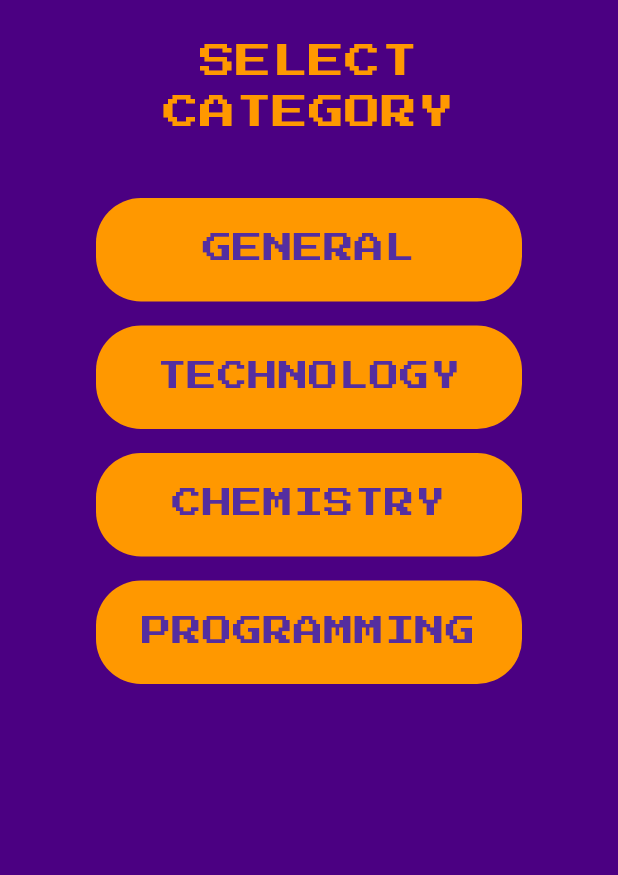
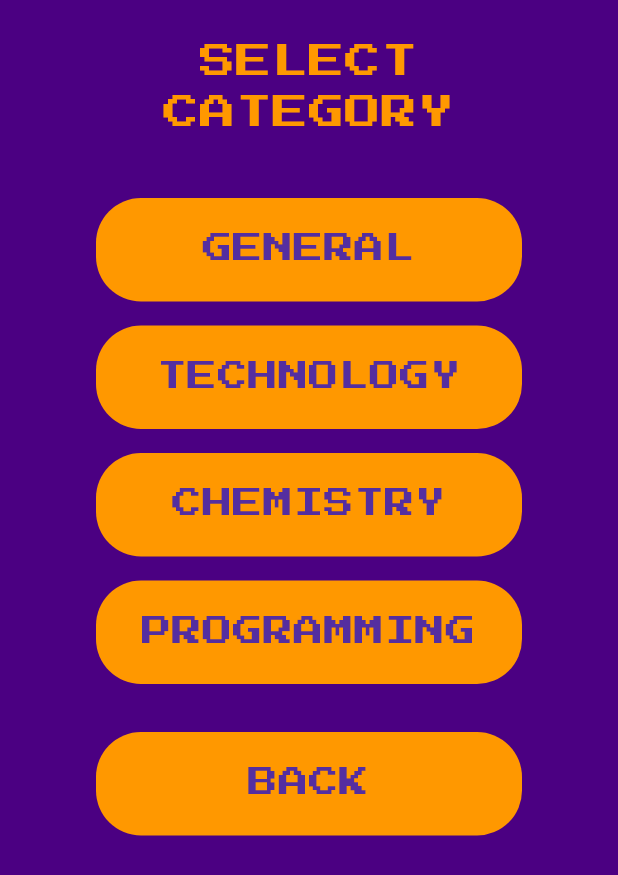
Before and after one commit to Simoaleh/brain_blitz, a Flutter app: the CategoryScreen screen opened directly, on a phone screen of 412 x 824 dp. Shown: the top 875 px of the screen. Run offline on Flutter 3.47's test engine with Material 3 defaults, Android fonts, the light colour scheme and no system bars; our stand-ins replace audioplayers, flutter_screenutil, flutter_tts, google_fonts.

Commit message:
added a back button for the Choose Category screen

```diff
--- a/lib/screens/category_screen.dart
+++ b/lib/screens/category_screen.dart
@@ -44,6 +44,11 @@ class _CategoryScreenState extends State<CategoryScreen> {
                     onTap: () => setState(() => selectedCategory = category),
                   ),
                 ),
+                const SizedBox(height: 16),
+                MenuButton(
+                  label: 'BACK',
+                  onTap: () => Navigator.pop(context),
+                ),
               ] else ...[
                 ...difficulties.map(
                   (difficulty) => MenuButton(
```
